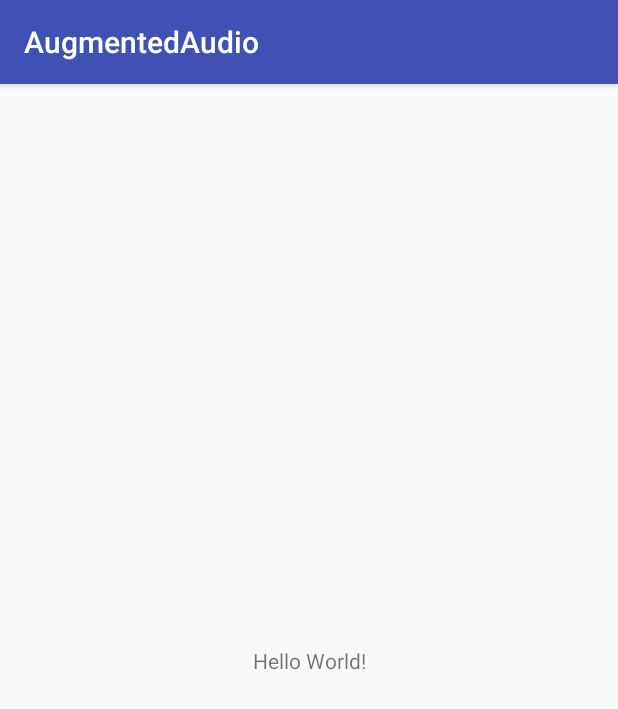
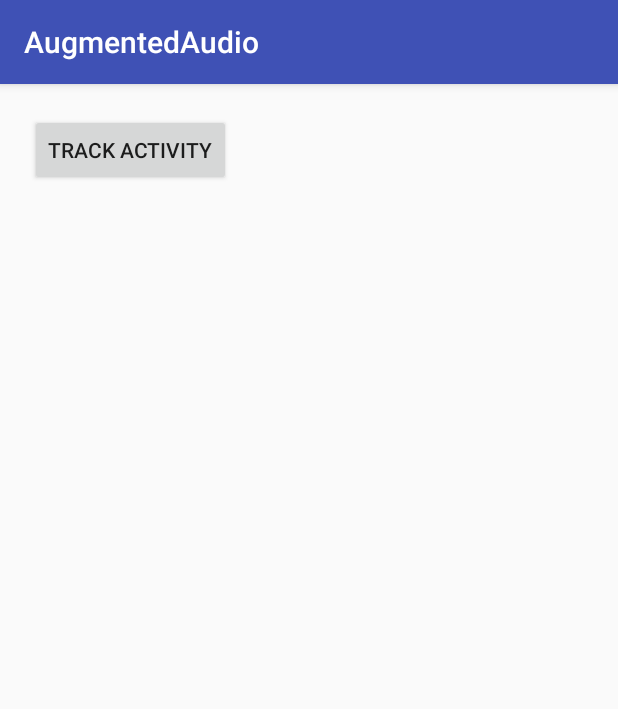
Before and after one commit to cballsy/AugmentedAudio, an Android app: the screen it shows after launch (MainActivity), on a phone screen of 412 x 824 dp. Shown: the top 709 px of the screen. Run offline under Robolectric (Android 15) with nearby library versions, the phone set to English and light mode, and no system bars; 1 statement that could not run was skipped.

Commit message:
just some cleanup

```diff
--- a/app/src/main/java/com/arqathon/glennreilly/augmentedaudio/MainActivity.kt
+++ b/app/src/main/java/com/arqathon/glennreilly/augmentedaudio/MainActivity.kt
@@ -14,6 +14,7 @@ import android.speech.tts.TextToSpeech
 import android.widget.Toast
 import java.util.*
 import android.system.Os.shutdown
+import com.google.android.gms.location.ActivityRecognitionClient
 
 
 class MainActivity : AppCompatActivity(), GoogleApiClient.ConnectionCallbacks,
@@ -21,6 +22,22 @@ class MainActivity : AppCompatActivity(), GoogleApiClient.ConnectionCallbacks,
 
     var mTTS: TextToSpeech? = null
     private val ACT_CHECK_TTS_DATA = 1000
+    private lateinit var activityRecognitionClient: ActivityRecognitionClient
+    var mApiClient: GoogleApiClient? = null
+
+    override fun onCreate(savedInstanceState: Bundle?) {
+        super.onCreate(savedInstanceState)
+        setContentView(R.layout.activity_main)
+
+        mApiClient = GoogleApiClient.Builder(this)
+                .addApi(ActivityRecognition.API)
+                .addConnectionCallbacks(this)
+                .addOnConnectionFailedListener(this)
+                .build()
+
+        (mApiClient as GoogleApiClient).connect()
+        activityRecognitionClient = ActivityRecognitionClient(this)
+    }
 
     override fun onInit(status: Int) {
         if (status == TextToSpeech.SUCCESS) {
@@ -41,30 +58,16 @@ class MainActivity : AppCompatActivity(), GoogleApiClient.ConnectionCallbacks,
 
     private fun saySomething(text: String, qmode: Int) {
         if (qmode == 1)
-            mTTS?.speak(text, TextToSpeech.QUEUE_ADD, null)
+            mTTS?.speak(text,TextToSpeech.QUEUE_ADD, null, null)
         else
-            mTTS?.speak(text, TextToSpeech.QUEUE_FLUSH, null)
-    }
-
-    var mApiClient: GoogleApiClient? = null
-
-    override fun onCreate(savedInstanceState: Bundle?) {
-        super.onCreate(savedInstanceState)
-        setContentView(R.layout.activity_main)
-
-        mApiClient = GoogleApiClient.Builder(this)
-                .addApi(ActivityRecognition.API)
-                .addConnectionCallbacks(this)
-                .addOnConnectionFailedListener(this)
-                .build()
-
-        (mApiClient as GoogleApiClient).connect()
+            mTTS?.speak(text, TextToSpeech.QUEUE_FLUSH, null, null)
     }
 
     override fun onConnected(bundle: Bundle?) {
         val intent = Intent(this, ActivityRecognizedService::class.java)
         val pendingIntent = PendingIntent.getService(this, 0, intent, PendingIntent.FLAG_UPDATE_CURRENT)
-        ActivityRecognition.ActivityRecognitionApi.requestActivityUpdates(mApiClient, 3000, pendingIntent)
+        val task = activityRecognitionClient.requestActivityUpdates(3000, pendingIntent)
+        task.addOnSuccessListener {  }
     }
 
     override fun onConnectionSuspended(i: Int) {
--- a/app/src/main/res/layout/activity_main.xml
+++ b/app/src/main/res/layout/activity_main.xml
@@ -1,18 +1,22 @@
 <?xml version="1.0" encoding="utf-8"?>
-<android.support.constraint.ConstraintLayout xmlns:android="http://schemas.android.com/apk/res/android"
-    xmlns:app="http://schemas.android.com/apk/res-auto"
-    xmlns:tools="http://schemas.android.com/tools"
+<LinearLayout xmlns:android="http://schemas.android.com/apk/res/android"
     android:layout_width="match_parent"
     android:layout_height="match_parent"
-    tools:context=".MainActivity">
+    android:orientation="vertical"
+    android:paddingBottom="@dimen/layout_padding"
+    android:paddingLeft="@dimen/layout_padding"
+    android:paddingRight="@dimen/layout_padding"
+    android:paddingTop="@dimen/layout_padding">
 
-    <TextView
+    <Button
+        android:id="@+id/get_activity"
         android:layout_width="wrap_content"
         android:layout_height="wrap_content"
-        android:text="Hello World!"
-        app:layout_constraintBottom_toBottomOf="parent"
-        app:layout_constraintLeft_toLeftOf="parent"
-        app:layout_constraintRight_toRightOf="parent"
-        app:layout_constraintTop_toTopOf="parent" />
+        android:onClick="requestUpdatesHandler"
+        android:text="@string/track" />
 
-</android.support.constraint.ConstraintLayout>
+    <ListView
+        android:id="@+id/activities_listview"
+        android:layout_width="match_parent"
+        android:layout_height="wrap_content" />
+</LinearLayout>
--- /dev/null
+++ b/app/src/main/res/values/dimens.xml
@@ -0,0 +1,4 @@
+<resources>
+    <dimen name="layout_padding">20dp</dimen>
+    <dimen name="textview_margin">10dp</dimen>
+</resources>
```
Also changed, not shown: app/src/main/java/com/arqathon/glennreilly/augmentedaudio/service/ActivityRecognizedService.kt (+8 -8 lines), app/src/main/res/layout/detected_activity.xml (added, +25 -0 lines), app/src/main/res/values/strings.xml (+10 -0 lines).
